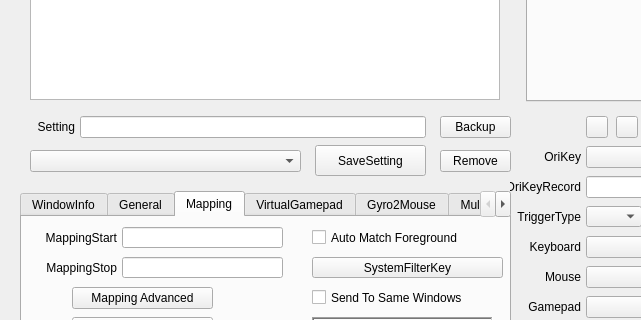
This is QKeyMapper/qkeymapper.ui in Zalafina/QKeyMapper as Qt 5 draws it before an edit; both pictures show x 0 to 641 and y 254 to 574 of the 1070 by 670 pixel window. The edited form follows.
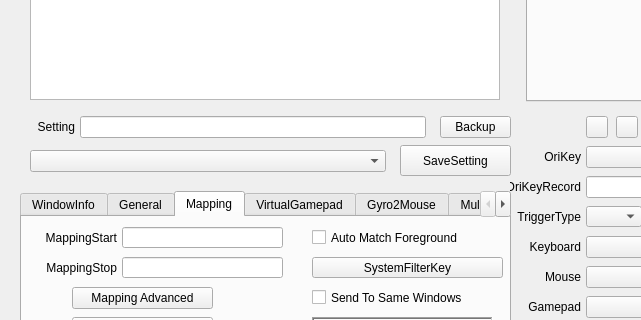
This is the edited form. Custom widgets are drawn as their Qt base class.

Commit message: Support change SettingSelectCombox order.

The edit to the form file:
```diff
--- a/QKeyMapper/qkeymapper.ui
+++ b/QKeyMapper/qkeymapper.ui
@@ -50,7 +50,7 @@
   <widget class="QPushButton" name="savemaplistButton">
    <property name="geometry">
     <rect>
-     <x>315</x>
+     <x>400</x>
      <y>399</y>
      <width>111</width>
      <height>31</height>
@@ -170,7 +170,7 @@
     <rect>
      <x>30</x>
      <y>404</y>
-     <width>271</width>
+     <width>356</width>
      <height>22</height>
     </rect>
    </property>
@@ -181,25 +181,6 @@
     <number>-1</number>
    </property>
   </widget>
-  <widget class="QPushButton" name="removeSettingButton">
-   <property name="geometry">
-    <rect>
-     <x>440</x>
-     <y>404</y>
-     <width>71</width>
-     <height>22</height>
-    </rect>
-   </property>
-   <property name="focusPolicy">
-    <enum>Qt::FocusPolicy::NoFocus</enum>
-   </property>
-   <property name="text">
-    <string>Remove</string>
-   </property>
-   <property name="autoDefault">
-    <bool>false</bool>
-   </property>
-  </widget>
   <widget class="QSpinBox" name="waitTimeSpinBox">
    <property name="geometry">
     <rect>
@@ -2613,6 +2594,11 @@
    <extends>QToolButton</extends>
    <header>qkeymapper.h</header>
   </customwidget>
+  <customwidget>
+   <class>SettingSelectComboBox</class>
+   <extends>QComboBox</extends>
+   <header>qkeymapper.h</header>
+  </customwidget>
  </customwidgets>
  <resources/>
  <connections/>
```
Left out of the diff: 2 changed lines with no effect on the pictures. The commit also changes 11 other files.
